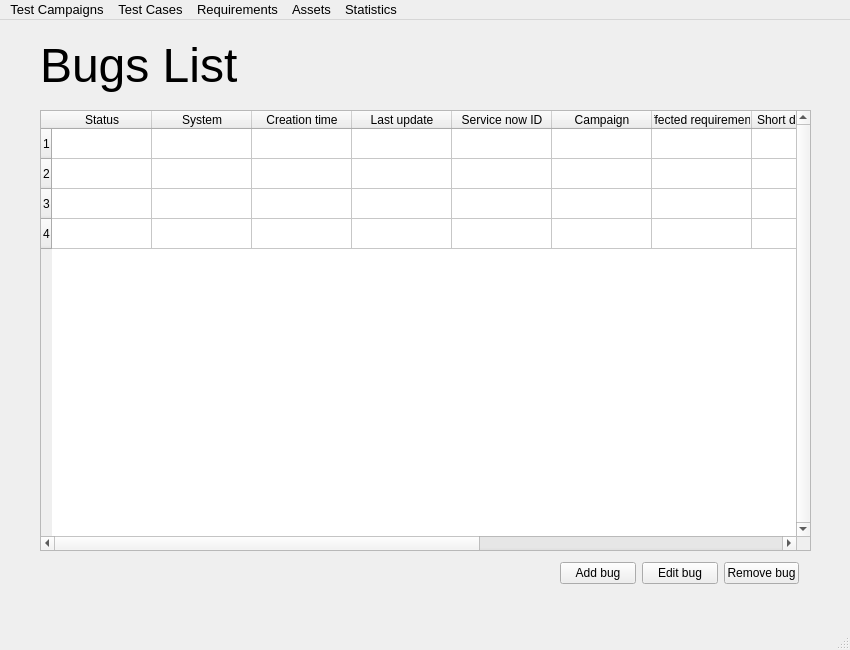
Qt form ui/home_page.ui (vazmasero/UAT-Tool) before a commit.
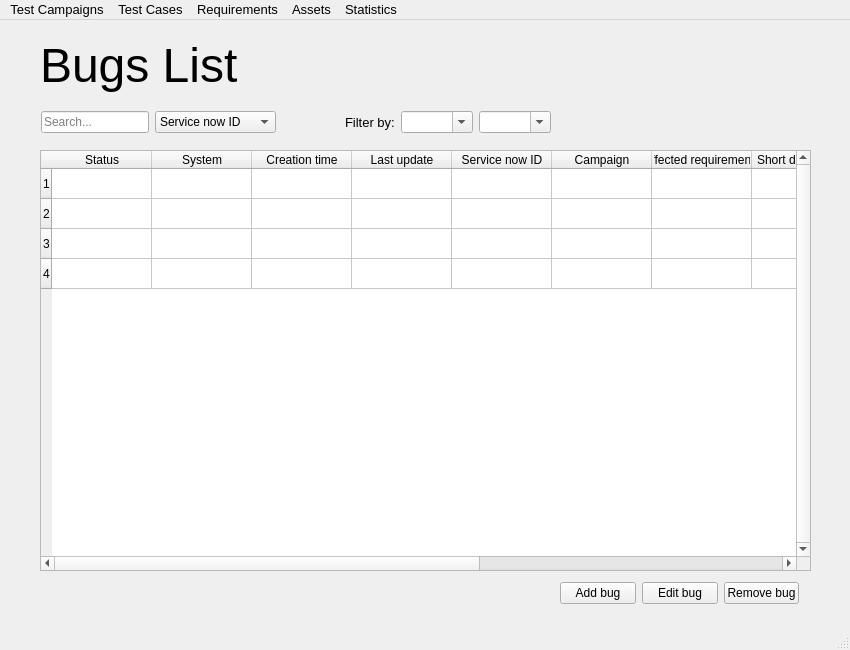
The same form after that commit.

Commit message: Pequeñas modificaciones a la interfaz

Patch:
```diff
--- a/ui/home_page.ui
+++ b/ui/home_page.ui
@@ -18,9 +18,9 @@
     <property name="geometry">
      <rect>
       <x>40</x>
-      <y>90</y>
+      <y>130</y>
       <width>771</width>
-      <height>441</height>
+      <height>421</height>
      </rect>
     </property>
     <property name="verticalScrollBarPolicy">
@@ -151,11 +151,11 @@
      <string>Bugs List</string>
     </property>
    </widget>
-   <widget class="QWidget" name="">
+   <widget class="QWidget" name="layoutWidget">
     <property name="geometry">
      <rect>
       <x>560</x>
-      <y>540</y>
+      <y>560</y>
       <width>239</width>
       <height>26</height>
      </rect>
@@ -184,6 +184,87 @@
      </item>
     </layout>
    </widget>
+   <widget class="QWidget" name="">
+    <property name="geometry">
+     <rect>
+      <x>41</x>
+      <y>90</y>
+      <width>510</width>
+      <height>24</height>
+     </rect>
+    </property>
+    <layout class="QHBoxLayout" name="searchfilter_layout">
+     <item>
+      <widget class="QLineEdit" name="searchBug_bar">
+       <property name="placeholderText">
+        <string>Search...</string>
+       </property>
+       <property name="clearButtonEnabled">
+        <bool>true</bool>
+       </property>
+      </widget>
+     </item>
+     <item>
+      <widget class="QComboBox" name="searchType">
+       <item>
+        <property name="text">
+         <string>Service now ID</string>
+        </property>
+       </item>
+       <item>
+        <property name="text">
+         <string>Short description</string>
+        </property>
+       </item>
+      </widget>
+     </item>
+     <item>
+      <spacer name="spacerSearch_bar">
+       <property name="orientation">
+        <enum>Qt::Orientation::Horizontal</enum>
+       </property>
+       <property name="sizeHint" stdset="0">
+        <size>
+         <width>40</width>
+         <height>20</height>
+        </size>
+       </property>
+      </spacer>
+     </item>
+     <item>
+      <widget class="QLabel" name="filterby_label">
+       <property name="font">
+        <font>
+         <pointsize>10</pointsize>
+        </font>
+       </property>
+       <property name="text">
+        <string>Filter by:</string>
+       </property>
+      </widget>
+     </item>
+     <item>
+      <widget class="QComboBox" name="filterStatus">
+       <property name="editable">
+        <bool>true</bool>
+       </property>
+       <property name="placeholderText">
+        <string>Status</string>
+       </property>
+      </widget>
+     </item>
+     <item>
+      <widget class="QComboBox" name="filterSystem">
+       <property name="editable">
+        <bool>true</bool>
+       </property>
+       <property name="placeholderText">
+        <string>System</string>
+       </property>
+      </widget>
+     </item>
+    </layout>
+   </widget>
   </widget>
   <widget class="QMenuBar" name="menubar_home">
    <property name="geometry">
```
Left out of the diff: 5 changed lines with no effect on the pictures. The commit also changes 4 other files.
